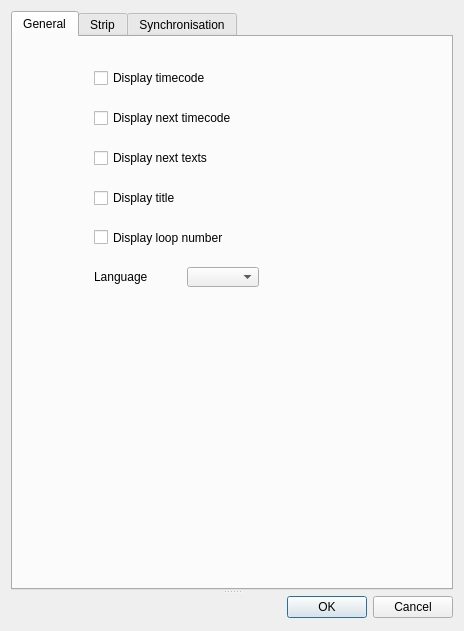
The window that app/Joker/PreferencesDialog.ui (JokerSync/Joker) describes before a commit, drawn with Qt 5.
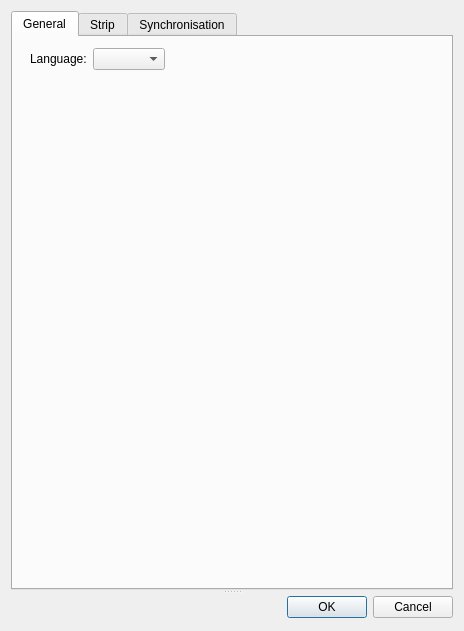
The same window after the commit. The open tabs and pages were chosen to show the change. Custom widgets are drawn as their Qt base class.

What changed in the file:
```diff
--- a/app/Joker/PreferencesDialog.ui
+++ b/app/Joker/PreferencesDialog.ui
@@ -33,15 +33,8 @@
        <attribute name="title">
         <string>General</string>
        </attribute>
-       <widget class="QWidget" name="layoutWidget">
-        <property name="geometry">
-         <rect>
-          <x>70</x>
-          <y>20</y>
-          <width>301</width>
-          <height>241</height>
-         </rect>
-        </property>
+       <layout class="QFormLayout" name="formLayout_6">
+        <item row="0" column="0">
         <layout class="QFormLayout" name="formLayout">
          <property name="fieldGrowthPolicy">
           <enum>QFormLayout::FieldsStayAtSizeHint</enum>
@@ -52,59 +45,19 @@
          <property name="verticalSpacing">
           <number>20</number>
          </property>
-         <item row="0" column="0" colspan="2">
-          <widget class="QCheckBox" name="cBoxDisplayTC">
-           <property name="layoutDirection">
-            <enum>Qt::LeftToRight</enum>
-           </property>
-           <property name="text">
-            <string>Display timecode</string>
-           </property>
-          </widget>
-         </item>
-         <item row="1" column="0" colspan="2">
-          <widget class="QCheckBox" name="cBoxDisplayNextTC">
-           <property name="text">
-            <string>Display next timecode</string>
-           </property>
-          </widget>
-         </item>
-         <item row="2" column="0" colspan="2">
-          <widget class="QCheckBox" name="cBoxDisplayNextText">
-           <property name="text">
-            <string>Display next texts</string>
-           </property>
-          </widget>
-         </item>
-         <item row="3" column="0">
-          <widget class="QCheckBox" name="cBoxDisplayTitle">
-           <property name="text">
-            <string>Display title</string>
-           </property>
-          </widget>
-         </item>
-         <item row="4" column="0" colspan="2">
-          <widget class="QCheckBox" name="cBoxDisplayLoop">
-           <property name="enabled">
-            <bool>true</bool>
-           </property>
-           <property name="text">
-            <string>Display loop number</string>
-           </property>
-          </widget>
-         </item>
-         <item row="5" column="0">
+          <item row="0" column="0">
           <widget class="QLabel" name="label_5">
            <property name="text">
-            <string>Language</string>
+             <string>Language:</string>
            </property>
           </widget>
          </item>
-         <item row="5" column="1">
+          <item row="0" column="1">
           <widget class="QComboBox" name="cboBoxLang"/>
          </item>
         </layout>
-       </widget>
+        </item>
+       </layout>
       </widget>
       <widget class="QWidget" name="tabStrip">
        <attribute name="title">
```
Left out of the diff: 2 changed lines with no effect on the pictures. Lines whose indentation alone changed are shown as unchanged.
